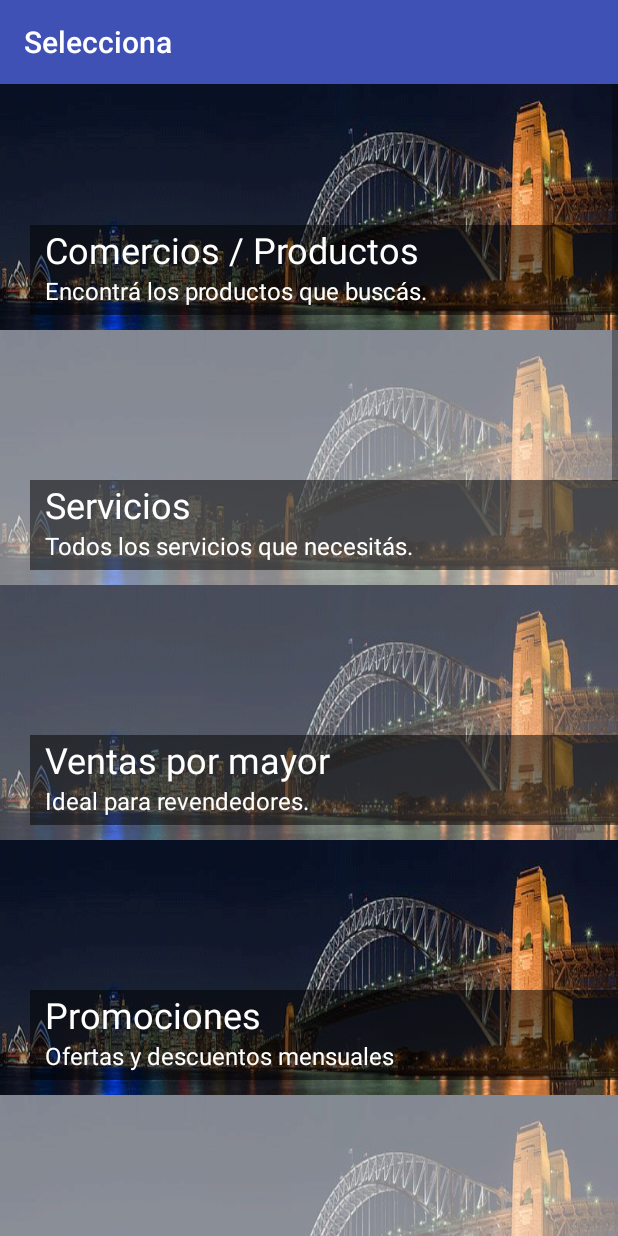
After one commit to crlz09/argentinoino, an Android app: the categorias screen opened directly, with no data from a screen before it, on a phone screen of 412 x 824 dp. The commit adds this screen. Run offline under Robolectric (Android 15) with nearby library versions, the phone set to English and light mode, and no system bars; 2 statements that could not run were skipped.

Commit message:
#listo cercanía, categorias (algunas) y opción todos. Siguiente por hacer: +subcategorias +subsubcategorias +grid +consultas +vista de grid tocado.

```diff
--- a/app/build.gradle
+++ b/app/build.gradle
@@ -20,7 +20,8 @@ android {
 
 dependencies {
     implementation fileTree(dir: 'libs', include: ['*.jar'])
-    implementation 'com.android.support:appcompat-v7:26.1.0'
+    implementation 'com.android.support:design:26.1.0'
+    compile "com.android.support:appcompat-v7:27.0.2"
     implementation 'com.android.support.constraint:constraint-layout:1.0.2'
     implementation 'com.github.bumptech.glide:glide:4.5.0'
     annotationProcessor 'com.github.bumptech.glide:compiler:4.5.0'
--- /dev/null
+++ b/app/src/main/java/com/example/marci/localizacionsola/categorias.java
@@ -0,0 +1,140 @@
+package com.example.marci.localizacionsola;
+
+import android.content.Intent;
+import android.content.res.Resources;
+import android.media.Image;
+import android.os.Build;
+import android.os.Bundle;
+import android.support.annotation.RequiresApi;
+import android.support.design.widget.FloatingActionButton;
+import android.support.design.widget.Snackbar;
+import android.support.v7.app.AppCompatActivity;
+import android.support.v7.widget.Toolbar;
+import android.util.DisplayMetrics;
+import android.view.LayoutInflater;
+import android.view.View;
+import android.view.ViewGroup;
+import android.widget.ImageView;
+import android.widget.LinearLayout;
+import android.widget.TextView;
+import android.widget.Toast;
+
+import java.lang.reflect.Array;
+import java.util.ArrayList;
+
+public class categorias extends AppCompatActivity {
+    LinearLayout categoria,categoriasss;
+
+    @RequiresApi(api = Build.VERSION_CODES.JELLY_BEAN)
+    @Override
+    protected void onCreate(Bundle savedInstanceState) {
+        super.onCreate(savedInstanceState);
+        setContentView(R.layout.activity_categorias);
+        Toolbar toolbar = (Toolbar) findViewById(R.id.toolbar);
+        setSupportActionBar(toolbar);
+        Toast.makeText(this, "Selecciona una categoría", Toast.LENGTH_LONG).show();
+        this.setTitle("Selecciona");
+String direccion;
+Double lat, lon;
+
+        Boolean cercano = getIntent().getExtras().getBoolean("cercano");
+
+        if(cercano){
+             direccion = getIntent().getExtras().getString("direccion");
+             lat =  getIntent().getExtras().getDouble("latitud");
+             lon =  getIntent().getExtras().getDouble("longitud");
+          /*  Toast.makeText(this, "Mi direccion es: "+lat + "\n" + "lon: "+ lon +"\n"
+                    +direccion, Toast.LENGTH_LONG).show();*/
+        }
+
+        ArrayList<Integer> imagenes= new ArrayList();
+        imagenes.add(R.drawable.imagenuno);
+        imagenes.add(R.drawable.imagendos);
+        imagenes.add(R.drawable.imagentres);
+        imagenes.add(R.drawable.imagenuno);
+        imagenes.add(R.drawable.imagendos);
+        imagenes.add(R.drawable.imagentres);
+        imagenes.add(R.drawable.imagenuno);
+        imagenes.add(R.drawable.imagendos);
+        imagenes.add(R.drawable.imagentres);
+        imagenes.add(R.drawable.imagenuno);
+        imagenes.add(R.drawable.imagendos);
+        imagenes.add(R.drawable.imagentres);
+
+        final ArrayList<String> nombres = new ArrayList();
+        nombres.add("Comercios / Productos");
+        nombres.add("Servicios");
+        nombres.add("Ventas por mayor");
+        nombres.add("Promociones");
+        nombres.add("Destacados");
+        nombres.add("Envíos / transporte");
+        nombres.add("Comercios / Productos");
+        nombres.add("Centros artísticos");
+        nombres.add("Centros educativos");
+        nombres.add("Centros de salud");
+        nombres.add("Busco empleo");
+        nombres.add("Ofrezco empleo");
+
+        ArrayList<String> descripcion = new ArrayList();
+        descripcion.add("Encontrá los productos que buscás.");
+        descripcion.add("Todos los servicios que necesitás.");
+        descripcion.add("Ideal para revendedores.");
+        descripcion.add("Ofertas y descuentos mensuales");
+        descripcion.add("Comercios , productos y servicios destacados del mes.");
+        descripcion.add("Remises , fletes , mensajería.");
+        descripcion.add("Sin Descripcion");
+        descripcion.add("Sin Descripcion");
+        descripcion.add("Sin Descripcion");
+        descripcion.add("Ayudanos a ayudar!");
+        descripcion.add("Sin Descripcion");
+        descripcion.add("Empleo ofrecido por nuestros anunciantes.");
+
+        categoriasss = (LinearLayout) findViewById(R.id.raizcat);
+
+        for (int i=0; i<nombres.size();i++){
+            categoria = (LinearLayout) LayoutInflater.from(getApplicationContext()).inflate(R.layout.categoria,null);
+
+
+            LinearLayout base= (LinearLayout) categoria.findViewById(R.id.baseCAT);
+            ViewGroup.LayoutParams params = base.getLayoutParams();
+            params.height =Math.round(170*(Resources.getSystem().getDisplayMetrics().xdpi/DisplayMetrics.DENSITY_DEFAULT));;
+            params.width = ViewGroup.LayoutParams.MATCH_PARENT;
+
+            base.setLayoutParams(params);
+
+
+            final TextView nombre = (TextView) categoria.findViewById(R.id.nombreCAT);
+            TextView desc = (TextView) categoria.findViewById(R.id.desCAT);
+            base.setBackground(getResources().getDrawable(imagenes.get(i)));
+            nombre.setText(nombres.get(i));
+            desc.setText(descripcion.get(i));
+
+
+            final int finalI = i;
+            categoria.setOnClickListener(new View.OnClickListener() {
+                @Override
+                public void onClick(View v) {
+            /*        String nom = nombre.getText().toString();
+                    Toast.makeText(categorias.this, ""+nom, Toast.LENGTH_SHORT).show();
+                    Intent vete = new Intent(getApplicationContext(),cercanos.class);
+                    vete.putExtra("categoria",nom);
+                    startActivity(vete);*/
+                }
+            });
+            categoriasss.addView(categoria);
+        }
+
+
+
+
+      /*  FloatingActionButton fab = (FloatingActionButton) findViewById(R.id.fab);
+        fab.setOnClickListener(new View.OnClickListener() {
+            @Override
+            public void onClick(View view) {
+                Snackbar.make(view, "Replace with your own action", Snackbar.LENGTH_LONG)
+                        .setAction("Action", null).show();
+            }
+        });*/
+    }
+
+}
--- /dev/null
+++ b/app/src/main/res/layout/activity_categorias.xml
@@ -0,0 +1,33 @@
+<?xml version="1.0" encoding="utf-8"?>
+<android.support.design.widget.CoordinatorLayout xmlns:android="http://schemas.android.com/apk/res/android"
+    xmlns:app="http://schemas.android.com/apk/res-auto"
+    xmlns:tools="http://schemas.android.com/tools"
+    android:layout_width="match_parent"
+    android:layout_height="match_parent"
+    tools:context="com.example.marci.localizacionsola.categorias">
+
+    <android.support.design.widget.AppBarLayout
+        android:layout_width="match_parent"
+        android:layout_height="wrap_content"
+        android:theme="@style/AppTheme.AppBarOverlay">
+
+        <android.support.v7.widget.Toolbar
+            android:id="@+id/toolbar"
+            android:layout_width="match_parent"
+            android:layout_height="?attr/actionBarSize"
+            android:background="?attr/colorPrimary"
+            app:popupTheme="@style/AppTheme.PopupOverlay" />
+
+    </android.support.design.widget.AppBarLayout>
+
+    <include layout="@layout/content_categorias" />
+
+    <!--<android.support.design.widget.FloatingActionButton
+        android:id="@+id/fab"
+        android:layout_width="wrap_content"
+        android:layout_height="wrap_content"
+        android:layout_gravity="bottom|end"
+        android:layout_margin="@dimen/fab_margin"
+        app:srcCompat="@android:drawable/ic_dialog_email" />
+-->
+</android.support.design.widget.CoordinatorLayout>
--- /dev/null
+++ b/app/src/main/res/layout/categoria.xml
@@ -0,0 +1,52 @@
+<?xml version="1.0" encoding="utf-8"?>
+<LinearLayout xmlns:android="http://schemas.android.com/apk/res/android"
+    android:id="@+id/rootCAT"
+    android:layout_width="match_parent"
+    android:layout_height="170dp"
+    android:layout_marginLeft="2dp"
+    android:layout_marginRight="2dp"
+    android:layout_marginTop="2dp"
+    android:clickable="true"
+    android:focusable="true"
+    android:orientation="vertical"
+    android:soundEffectsEnabled="true"
+    >
+    <!--android:foreground="?attr/selectableItemBackground"-->
+    <LinearLayout
+        android:layout_width="match_parent"
+        android:layout_height="match_parent"
+        android:id="@+id/baseCAT"
+        android:orientation="vertical"
+        android:gravity="fill_horizontal|clip_vertical">
+        <LinearLayout
+
+            android:layout_width="match_parent"
+            android:layout_height="60dp"
+            android:layout_gravity="right"
+            android:layout_marginLeft="20dp"
+            android:layout_marginTop="100dp"
+            android:background="#83000000"
+            android:orientation="vertical">
+
+            <TextView
+                android:id="@+id/nombreCAT"
+                android:layout_width="wrap_content"
+                android:layout_height="wrap_content"
+                android:paddingLeft="10dp"
+                android:shadowColor="#000000"
+                android:text="Bares"
+                android:textColor="#FFFFFF"
+                android:textSize="24sp" />
+
+            <TextView
+                android:id="@+id/desCAT"
+                android:layout_width="wrap_content"
+                android:layout_height="wrap_content"
+                android:paddingLeft="10dp"
+                android:shadowColor="#000000"
+                android:textColor="#FFFFFF"
+                android:textSize="16sp" />
+
+        </LinearLayout>
+    </LinearLayout>
+</LinearLayout>
--- /dev/null
+++ b/app/src/main/res/layout/content_categorias.xml
@@ -0,0 +1,76 @@
+<?xml version="1.0" encoding="utf-8"?>
+<android.support.design.widget.CoordinatorLayout xmlns:android="http://schemas.android.com/apk/res/android"
+    xmlns:app="http://schemas.android.com/apk/res-auto"
+    xmlns:tools="http://schemas.android.com/tools"
+    android:layout_width="match_parent"
+    android:layout_height="match_parent"
+    app:layout_scrollFlags="enterAlways"
+    android:background="@android:color/white"
+    android:orientation="vertical">
+    <ScrollView
+        android:layout_width="match_parent"
+        android:layout_height="wrap_content"
+        android:layout_marginTop="50dp">
+    <LinearLayout
+        android:layout_width="match_parent"
+        android:layout_height="wrap_content"
+        android:orientation="vertical">
+
+        <LinearLayout
+            android:layout_width="match_parent"
+            android:layout_height="wrap_content"
+            android:orientation="vertical"
+            android:id="@+id/raizcat">
+
+
+        </LinearLayout>
+
+
+
+        <LinearLayout
+            android:layout_width="match_parent"
+            android:id="@+id/LLayuda"
+            android:gravity="fill_horizontal|clip_vertical"
+            android:layout_height="170dp"
+            android:layout_marginLeft="2dp"
+            android:layout_marginRight="2dp"
+            android:layout_marginTop="2dp"
+            android:clickable="true"
+            android:focusable="true"
+            android:orientation="vertical"
+            android:soundEffectsEnabled="true">
+            <LinearLayout
+
+                android:layout_width="match_parent"
+                android:layout_height="60dp"
+                android:layout_gravity="right"
+                android:layout_marginLeft="20dp"
+                android:layout_marginTop="100dp"
+                android:background="#83000000"
+                android:orientation="vertical">
+
+                <TextView
+                    android:id="@+id/TVAyuda"
+                    android:layout_width="wrap_content"
+                    android:layout_height="wrap_content"
+                    android:paddingLeft="10dp"
+                    android:shadowColor="#000000"
+                    android:text="Preguntas Frecuentes"
+                    android:textColor="#FFFFFF"
+                    android:textSize="24sp" />
+
+                <TextView
+                    android:id="@+id/TVdesAyuda"
+                    android:layout_width="wrap_content"
+                    android:layout_height="wrap_content"
+                    android:paddingLeft="10dp"
+                    android:shadowColor="#000000"
+                    android:textColor="#FFFFFF"
+                    android:text="Respuestas a tus dudas e inquietudes."
+                    android:textSize="16sp" />
+
+            </LinearLayout>
+        </LinearLayout>
+</LinearLayout>
+    </ScrollView>
+</android.support.design.widget.CoordinatorLayout>
--- a/app/src/main/res/values/dimens.xml
+++ b/app/src/main/res/values/dimens.xml
@@ -2,4 +2,5 @@
     <!-- Default screen margins, per the Android Design guidelines. -->
     <dimen name="activity_horizontal_margin">16dp</dimen>
     <dimen name="activity_vertical_margin">16dp</dimen>
+    <dimen name="fab_margin">16dp</dimen>
 </resources>
--- a/app/src/main/res/values/strings.xml
+++ b/app/src/main/res/values/strings.xml
@@ -1,3 +1,4 @@
 <resources>
     <string name="app_name">localizacionSOLA</string>
+    <string name="title_activity_categorias">categorias</string>
 </resources>
--- a/app/src/main/res/values/styles.xml
+++ b/app/src/main/res/values/styles.xml
@@ -8,4 +8,13 @@
         <item name="colorAccent">@color/colorAccent</item>
     </style>
 
+    <style name="AppTheme.NoActionBar">
+        <item name="windowActionBar">false</item>
+        <item name="windowNoTitle">true</item>
+    </style>
+
+    <style name="AppTheme.AppBarOverlay" parent="ThemeOverlay.AppCompat.Dark.ActionBar" />
+
+    <style name="AppTheme.PopupOverlay" parent="ThemeOverlay.AppCompat.Light" />
+
 </resources>
```
Also changed, not shown: app/src/main/AndroidManifest.xml (+10 -2 lines), app/src/main/java/com/example/marci/localizacionsola/MainActivity.java (+58 -13 lines), app/src/main/res/layout/activity_main.xml (+26 -15 lines), app/src/main/res/drawable/imagendos.png (added), app/src/main/res/drawable/imagentres.png (added), app/src/main/res/drawable/imagenuno.png (added), app/src/main/res/drawable/rplateeee.png (added).
